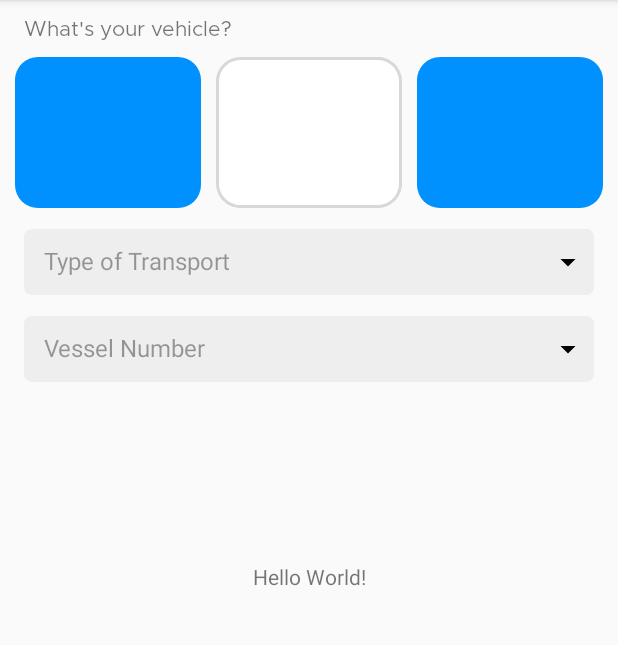
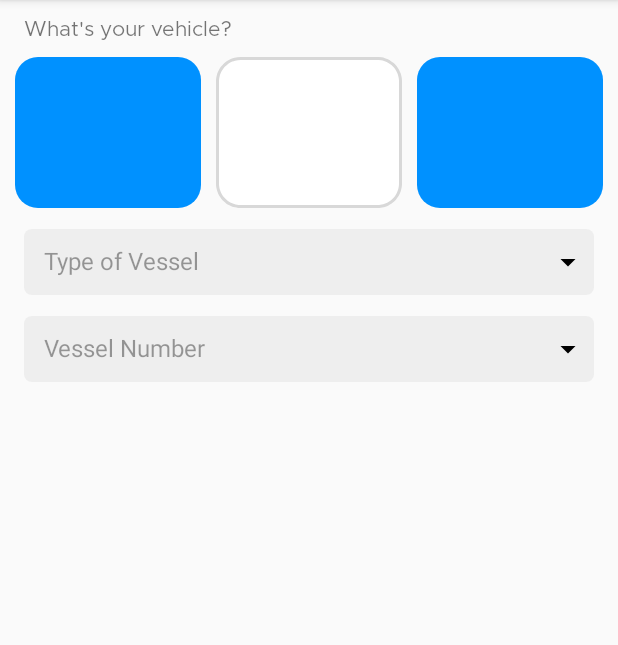
Before and after one commit to TORU0239/CustomSelector, an Android app: the screen it shows after launch (MainActivity), on a phone screen of 412 x 824 dp, the part 84-729 px from its top. Run offline under Robolectric (Android 15) with nearby library versions, the phone set to English and light mode, and no system bars.

Commit message:
add dataset

```diff
--- a/app/src/main/java/sg/toru/customselector/view/CustomSelector.kt
+++ b/app/src/main/java/sg/toru/customselector/view/CustomSelector.kt
@@ -3,6 +3,7 @@ package sg.toru.customselector.view
 import android.content.Context
 import android.util.AttributeSet
 import android.view.LayoutInflater
+import android.widget.ImageView
 import android.widget.TextView
 import androidx.constraintlayout.widget.ConstraintLayout
 import sg.toru.customselector.R
@@ -26,15 +27,39 @@ class CustomSelector : ConstraintLayout {
     }
 
     private val currentSelectorType = KindOfSeelector.TRANSPORT
-    private val currentSelectedSubType = Transport.SEA
+    private var currentSelectedSubType = Transport.SEA
+
+
+    private lateinit var typeOfTranportTxt:TextView
+    private lateinit var numberOfTransportTxt:TextView
 
     private fun init(){
         val view = LayoutInflater.from(context).inflate(R.layout.layout_cusom_selector, this, false)
         addView(view)
 
-        val typeOfTranportTxt = view.findViewById<TextView>(R.id.txt_selector_transport)
-        val numberOfTransportTxt = view.findViewById<TextView>(R.id.txt_selector_transport_number)
-        if(currentSelectorType == KindOfSeelector.TRANSPORT){
+        val image1 = view.findViewById<ImageView>(R.id.img_text1)
+        val image2 = view.findViewById<ImageView>(R.id.img_text2)
+        val image3 = view.findViewById<ImageView>(R.id.img_text3)
+
+        image1.setOnClickListener {
+            currentSelectedSubType = Transport.AIR
+            setType()
+        }
+        image2.setOnClickListener {
+            currentSelectedSubType = Transport.LAND
+            setType()
+        }
+        image3.setOnClickListener {
+            currentSelectedSubType = Transport.SEA
+            setType()
+        }
+
+        typeOfTranportTxt = view.findViewById(R.id.txt_selector_transport)
+        numberOfTransportTxt = view.findViewById(R.id.txt_selector_transport_number)
+        setType()
+    }
+
+    private fun setType(){
         when(currentSelectedSubType){
             Transport.AIR -> {
                 typeOfTranportTxt.text = Transport.AIR.typeOfTransport
@@ -50,7 +75,6 @@ class CustomSelector : ConstraintLayout {
             }
         }
     }
-    }
 
     private fun getAttrs(attrs:AttributeSet?){
 
@@ -61,14 +85,14 @@ enum class KindOfSeelector{
     TRANSPORT, RESIDENCE
 }
 
-// AIR : Type of Transport, Flight Number
-// LAND : Type of Transport, Vehicle Number
-// SEA : Type of Transport, Vessel Number
+// AIR : Type of Air Transport, Flight Number
+// LAND : Type of Vehicle, Vehicle Number
+// SEA : Type of Vessel, Vessel Number
 
 enum class Transport(val kindOfTransport:String,
                      val typeOfTransport:String,
                      val numberOfTransport:String){
-    AIR("Air", "Type of Transport", "Flight Number"),
-    LAND("Land","Type of Transport", "Vehicle Number"),
-    SEA("Land","Type of Transport", "Vessel Number")
+    AIR("Air", "Type of Air Transport", "Flight Number"),
+    LAND("Land","Type of Vehicle", "Vehicle Number"),
+    SEA("Land","Type of Vessel", "Vessel Number")
 }
--- a/app/src/main/res/layout/activity_main.xml
+++ b/app/src/main/res/layout/activity_main.xml
@@ -5,20 +5,9 @@
 	android:layout_width="match_parent"
 	android:layout_height="match_parent"
 	tools:context=".ui.MainActivity">
-
-	<TextView
-		android:layout_width="wrap_content"
-		android:layout_height="wrap_content"
-		android:text="Hello World!"
-		app:layout_constraintBottom_toBottomOf="parent"
-		app:layout_constraintLeft_toLeftOf="parent"
-		app:layout_constraintRight_toRightOf="parent"
-		app:layout_constraintTop_toTopOf="parent" />
-
 	<sg.toru.customselector.view.CustomSelector
 		android:layout_width="match_parent"
 		android:layout_height="wrap_content"
 		app:layout_constraintTop_toTopOf="parent"
 		app:layout_constraintStart_toStartOf="parent"/>
-
 </androidx.constraintlayout.widget.ConstraintLayout>
```
Lines whose indentation alone changed are shown as unchanged.
